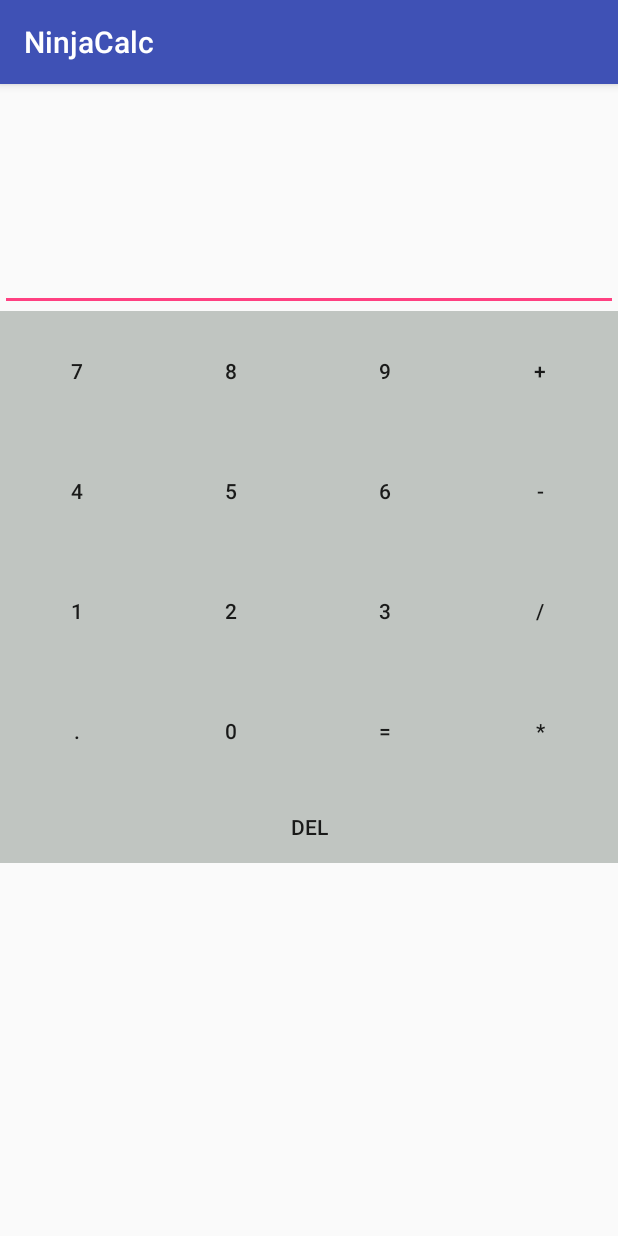
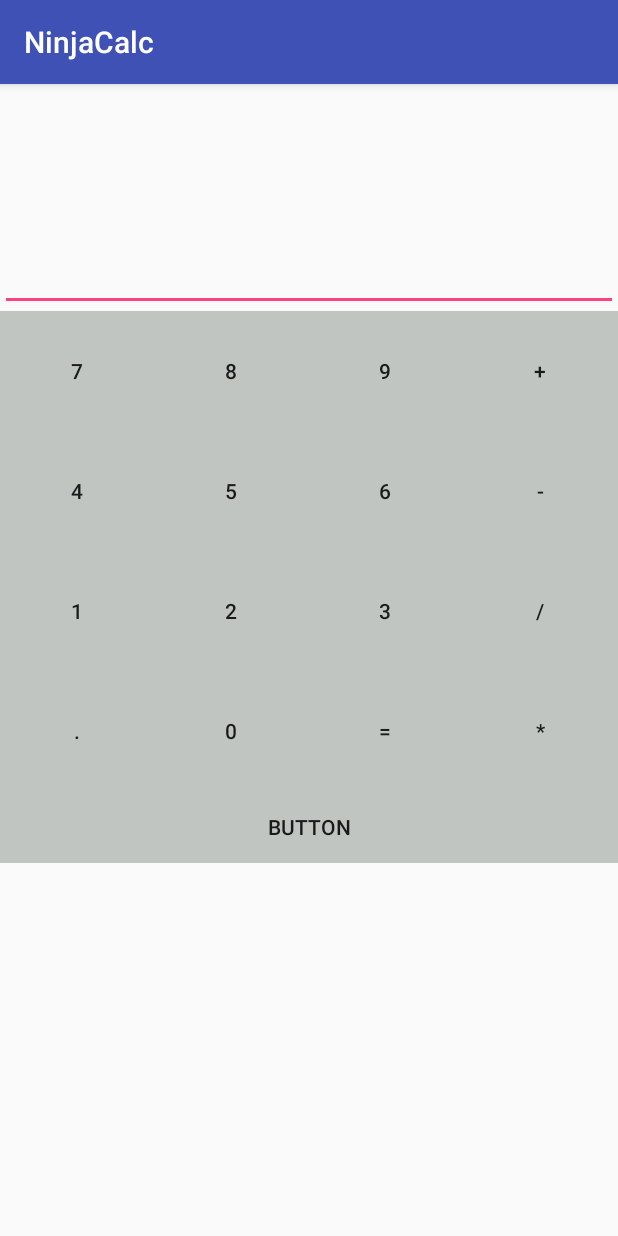
Before and after one commit to gabrielsaluti/NinjaCalculator, an Android app: the screen it shows after launch (MainActivity), on a phone screen of 412 x 824 dp. Run offline under Robolectric (Android 15) with nearby library versions, the phone set to English and light mode, and no system bars; 3 statements that could not run were skipped.

```diff
--- a/app/src/main/res/layout/activity_main.xml
+++ b/app/src/main/res/layout/activity_main.xml
@@ -14,15 +14,17 @@
         android:layout_alignParentStart="true">
 
         <EditText
-            android:layout_width="match_parent"
+            android:layout_width="wrap_content"
             android:layout_height="151dp"
-            android:inputType="number"
-            android:text=""
             android:ems="10"
             android:id="@+id/displayCalc"
             android:textAlignment="textEnd"
             android:textStyle="normal|bold"
-            android:textSize="45sp" />
+            android:textSize="45sp"
+            android:inputType="none"
+            android:cursorVisible="false"
+            android:editable="false"
+            android:enabled="true" />
 
         <LinearLayout
             android:orientation="horizontal"
@@ -60,7 +62,9 @@
                 android:layout_height="80dp"
                 android:id="@+id/btnAdd"
                 android:layout_weight="1"
-                android:background="#C0C5C1" />
+                android:background="#C0C5C1"
+                tools:longClickable="true"
+                android:longClickable="true" />
         </LinearLayout>
 
         <LinearLayout
@@ -183,11 +187,12 @@
             android:layout_height="wrap_content">
 
             <Button
-                android:text="DEL"
+                android:text="Button"
                 android:layout_width="match_parent"
                 android:layout_height="wrap_content"
-                android:id="@+id/btnlogin"
+                android:id="@+id/btnDelete"
                 android:background="#C0C5C1" />
+
         </LinearLayout>
     </LinearLayout>
 </RelativeLayout>
```
Also changed, not shown: app/src/main/java/com/example/uber/ninjacalc/MainActivity.java (+84 -6 lines).
